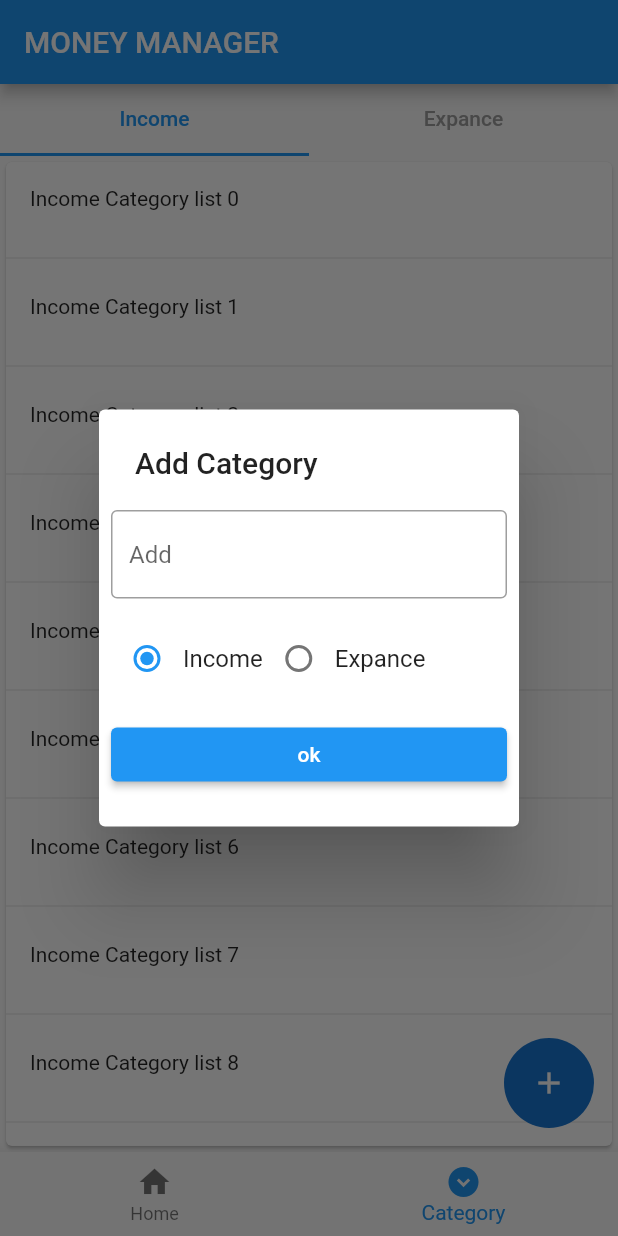
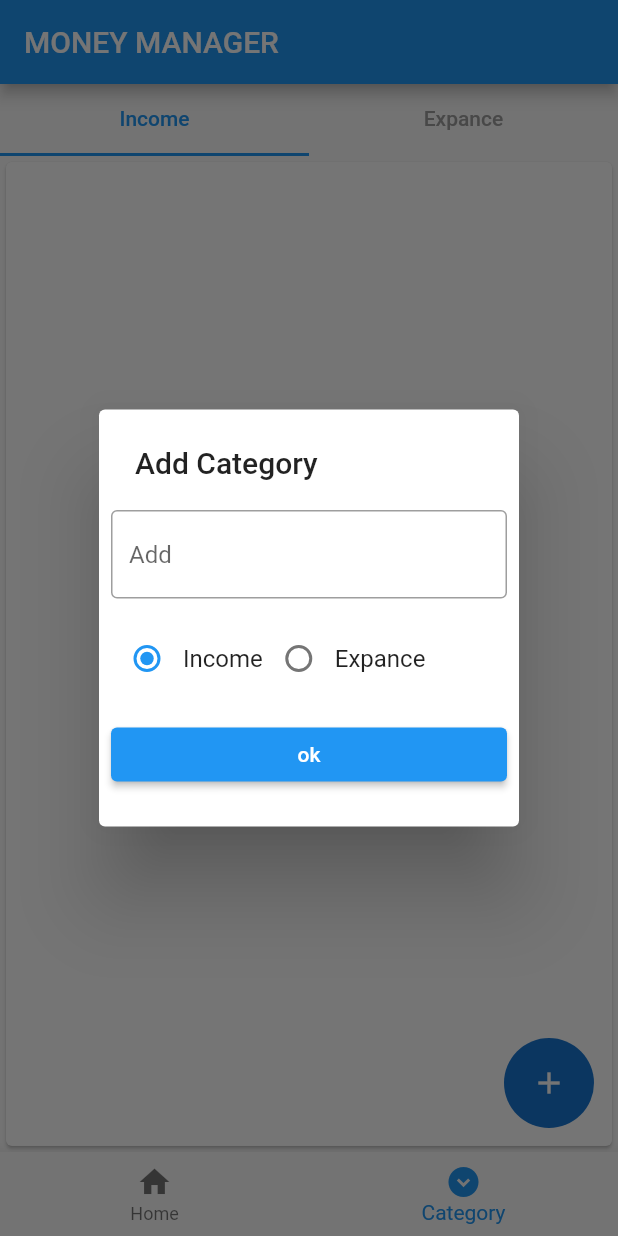
Before and after one commit to ASNoufal/PersonalMoneyManagement-App, a Flutter app: the screen it shows after launch, item 2 of the bottom bar chosen, after a tap on the "add" icon, on a phone screen of 412 x 824 dp. Run offline on Flutter 3.47's test engine with Material 2 defaults, Android fonts, the light colour scheme and no system bars; our stand-ins replace hive_flutter; accounts and stored records are empty.

Commit message:
updated the expance page and income page

```diff
--- a/lib/db/categorydb.dart
+++ b/lib/db/categorydb.dart
@@ -1,3 +1,4 @@
+import 'package:flutter/foundation.dart';
 import 'package:pmm/model/datamodel.dart';
 import 'package:hive_flutter/hive_flutter.dart';
 
@@ -6,13 +7,25 @@ const openbox = 'open hive';
 abstract class Categorydb {
   Future<List<CategoryModel>> getcategory();
   Future<void> insertcategory(CategoryModel categoryModel);
+  Future<void> deleteitems(String id);
 }
 
 class Category implements Categorydb {
+  Category._internal();
+
+  static Category intervel = Category._internal();
+  factory Category() {
+    return intervel;
+  }
+
+  ValueNotifier<List<CategoryModel>> incomecategory = ValueNotifier([]);
+  ValueNotifier<List<CategoryModel>> expenxecategory = ValueNotifier([]);
+
   @override
   Future<void> insertcategory(CategoryModel categoryModel) async {
     final _opendb = await Hive.openBox<CategoryModel>(openbox);
-    _opendb.add(categoryModel);
+    await _opendb.put(categoryModel.id, categoryModel);
+    refreshui();
   }
 
   @override
@@ -21,4 +34,26 @@ class Category implements Categorydb {
 
     return _opendb.values.toList();
   }
+
+  Future<void> refreshui() async {
+    final allcategory = await getcategory();
+    incomecategory.value.clear();
+    expenxecategory.value.clear();
+    for (var element in allcategory) {
+      if (element.type == CategoryType.income) {
+        incomecategory.value.add(element);
+      } else {
+        expenxecategory.value.add(element);
+      }
+    }
+    incomecategory.notifyListeners();
+    expenxecategory.notifyListeners();
+  }
+
+  @override
+  Future<void> deleteitems(String id) async {
+    final _opendb = await Hive.openBox<CategoryModel>(openbox);
+    _opendb.delete(id);
+    refreshui();
+  }
 }
--- a/lib/floatingButton/categoryfuncyion.dart
+++ b/lib/floatingButton/categoryfuncyion.dart
@@ -1,19 +1,22 @@
 import 'package:flutter/material.dart';
+import 'package:pmm/db/categorydb.dart';
 import 'package:pmm/model/datamodel.dart';
 
 ValueNotifier<CategoryType> currentvalue = ValueNotifier(CategoryType.income);
+TextEditingController textcontroller = TextEditingController();
 
-void categoryfloatingfunction(BuildContext context) {
+Future<void> categoryfloatingfunction(BuildContext context) async {
   showDialog(
       context: context,
       builder: (ctx) {
         return SimpleDialog(
           title: const Text("Add Category"),
           children: [
-            const Padding(
-              padding: EdgeInsets.all(8.0),
-              child: TextField(
-                  decoration: InputDecoration(
+            Padding(
+              padding: const EdgeInsets.all(8.0),
+              child: TextFormField(
+                  controller: textcontroller,
+                  decoration: const InputDecoration(
                       hintText: "Add", border: OutlineInputBorder())),
             ),
             const Padding(
@@ -27,7 +30,21 @@ void categoryfloatingfunction(BuildContext context) {
             ),
             Padding(
               padding: const EdgeInsets.all(8.0),
-              child: ElevatedButton(onPressed: () {}, child: const Text("ok")),
+              child: ElevatedButton(
+                  onPressed: () {
+                    final text = textcontroller.text;
+                    if (text.isEmpty) {
+                      return;
+                    }
+                    final category = CategoryModel(
+                        id: DateTime.now().millisecondsSinceEpoch.toString(),
+                        name: text,
+                        type: currentvalue.value);
+                    Category().insertcategory(category);
+                    textcontroller.clear();
+                    Navigator.pop(ctx);
+                  },
+                  child: const Text("ok")),
             )
           ],
         );
--- a/lib/home/Homepage.dart
+++ b/lib/home/Homepage.dart
@@ -1,4 +1,5 @@
 import 'package:flutter/material.dart';
+import 'package:pmm/add%20transaction/screen_add_transaction.dart';
 import 'package:pmm/db/categorydb.dart';
 import 'package:pmm/floatingButton/categoryfuncyion.dart';
 import 'package:pmm/model/datamodel.dart';
@@ -22,6 +23,10 @@ class HomePage extends StatelessWidget {
             child: IconButton(
                 onPressed: () {
                   if (selectedindex.value == 0) {
+                    Navigator.push(context,
+                        MaterialPageRoute(builder: (context) {
+                      return const ScreenAddTransaction();
+                    }));
                     print("income");
                   } else {
                     categoryfloatingfunction(context);
@@ -33,7 +38,7 @@ class HomePage extends StatelessWidget {
                     // print("expance");
                   }
                 },
-                icon: Icon(Icons.add))),
+                icon: const Icon(Icons.add))),
         bottomNavigationBar: const BottomNavigationWidget(),
         body: ValueListenableBuilder(
             valueListenable: selectedindex,
--- a/lib/main.dart
+++ b/lib/main.dart
@@ -1,4 +1,5 @@
 import 'package:flutter/material.dart';
+import 'package:pmm/db/categorydb.dart';
 import 'package:pmm/home/Homepage.dart';
 import 'package:hive_flutter/hive_flutter.dart';
 import 'package:pmm/model/datamodel.dart';
@@ -13,6 +14,9 @@ Future<void> main() async {
   if (!Hive.isAdapterRegistered(CategoryTypeAdapter().typeId)) {
     Hive.registerAdapter(CategoryTypeAdapter());
   }
+  final obj1 = Category();
+  final obj2 = Category();
+  print(obj1 == obj2);
   runApp(const MyApp());
 }
 
--- a/lib/screen/categorypage.dart
+++ b/lib/screen/categorypage.dart
@@ -17,7 +17,7 @@ class _CategoryPageScreenState extends State<CategoryPageScreen>
   @override
   void initState() {
     tabController = TabController(length: 2, vsync: this);
-    Category().getcategory().then((value) => print(value));
+    Category().refreshui();
     super.initState();
   }
 
--- a/lib/screen/incomeCategorylist.dart
+++ b/lib/screen/incomeCategorylist.dart
@@ -1,21 +1,29 @@
-import 'package:flutter/foundation.dart';
 import 'package:flutter/material.dart';
 import 'package:flutter/widgets.dart';
+import 'package:pmm/db/categorydb.dart';
 
 class IncomeCategoryList extends StatelessWidget {
   const IncomeCategoryList({super.key});
 
   @override
   Widget build(BuildContext context) {
+    return ValueListenableBuilder(
+        valueListenable: Category().incomecategory,
+        builder: (context, newvalue, _) {
           return Card(
             child: ListView.separated(
                 itemBuilder: ((context, index) => ListTile(
-                leading: Text("Income Category list $index"),
-              )),
+                    leading: Text(newvalue[index].name),
+                    trailing: IconButton(
+                        onPressed: () {
+                          Category().deleteitems(newvalue[index].id);
+                        },
+                        icon: const Icon(Icons.delete)))),
                 separatorBuilder: (ctx, index) {
                   return const Divider();
                 },
-          itemCount: 10),
+                itemCount: newvalue.length),
           );
+        });
   }
 }
```
Also changed, not shown: lib/add transaction/screen_add_transaction.dart (added, +113 -0 lines), lib/screen/expanceCategorylist.dart (+21 -10 lines). Lines whose indentation alone changed are shown as unchanged.
